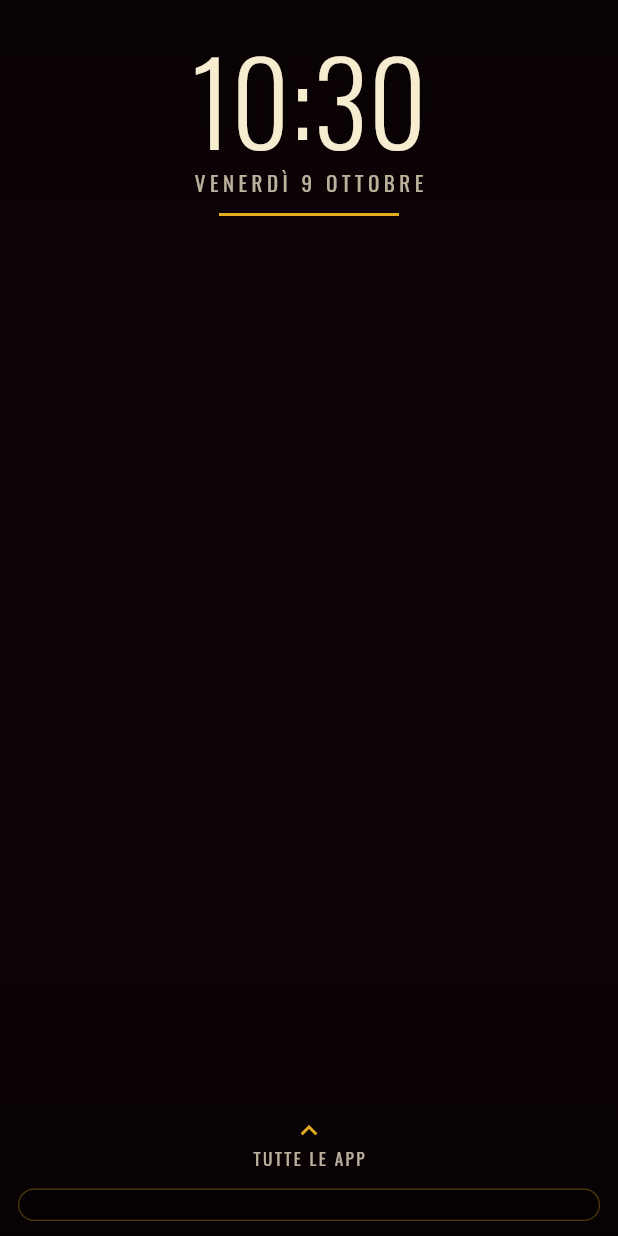
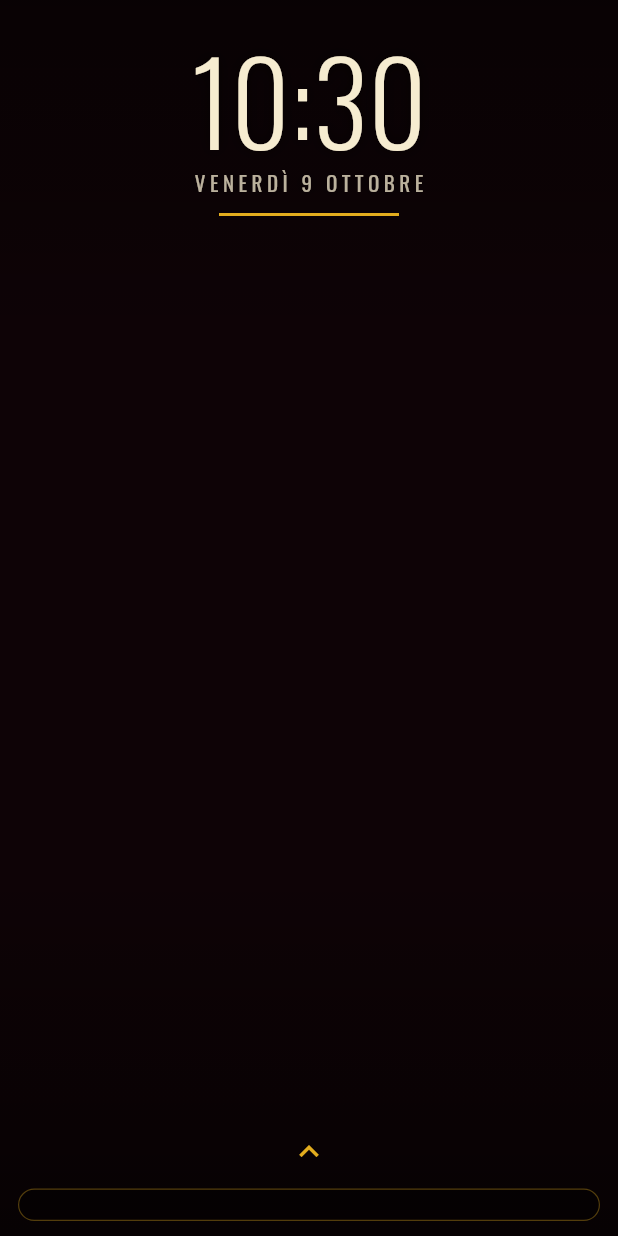
Before and after one commit to Roma-Club-Matera-Francesco-Totti/romaclubmatera-tema, a Flutter app: the _Home screen opened directly, on a phone screen of 412 x 824 dp. Run offline on Flutter 3.47's test engine with Material 3 defaults, Android fonts, the phone set to English and light mode, and no system bars; project files that could hold a hidden picture were left out.

Commit message:
Tema RCM 1.3.1: "I nostri capitani", Home senza scritta sopra gli sfondi
Lo sfondo di Totti e De Rossi insieme dice I NOSTRI CAPITANI (Michele:
"capitano e capitan futuro non mi piace"). Nella Home RCM resta solo la
freccia per il cassetto: la scritta TUTTE LE APP finiva sopra quelle
degli sfondi. LICENZA: i loghi delle maglie nell'illustrazione di Totti e
De Rossi sono esclusi dalla CC BY 4.0.

```diff
--- a/app/lib/home.dart
+++ b/app/lib/home.dart
@@ -245,10 +245,8 @@ class _HomeState extends State<_Home> {
                   onTap: cassetto,
                   child: Padding(
                     padding: const EdgeInsets.symmetric(vertical: 6),
-                    child: Column(children: [
-                      const Icon(Icons.keyboard_arrow_up, color: Stile.oro, size: 22),
-                      Text('TUTTE LE APP', style: Stile.sotto(11.5, colore: Stile.panna.withValues(alpha: .85))),
-                    ]),
+                    // solo la freccia: una scritta finirebbe sopra quelle degli sfondi
+                    child: const Icon(Icons.keyboard_arrow_up, color: Stile.oro, size: 26),
                   ),
                 ),
                 Container(
--- a/app/pubspec.yaml
+++ b/app/pubspec.yaml
@@ -16,7 +16,7 @@ publish_to: 'none' # Remove this line if you wish to publish to pub.dev
 # https://developer.apple.com/library/archive/documentation/General/Reference/InfoPlistKeyReference/Articles/CoreFoundationKeys.html
 # In Windows, build-name is used as the major, minor, and patch parts
 # of the product and file versions while build-number is used as the build suffix.
-version: 1.3.0+5
+version: 1.3.1+6
 
 environment:
   sdk: ^3.13.4
```
Also changed, not shown: app/assets/sfondi/09-totti-e-de-rossi.webp, 8 other files.
